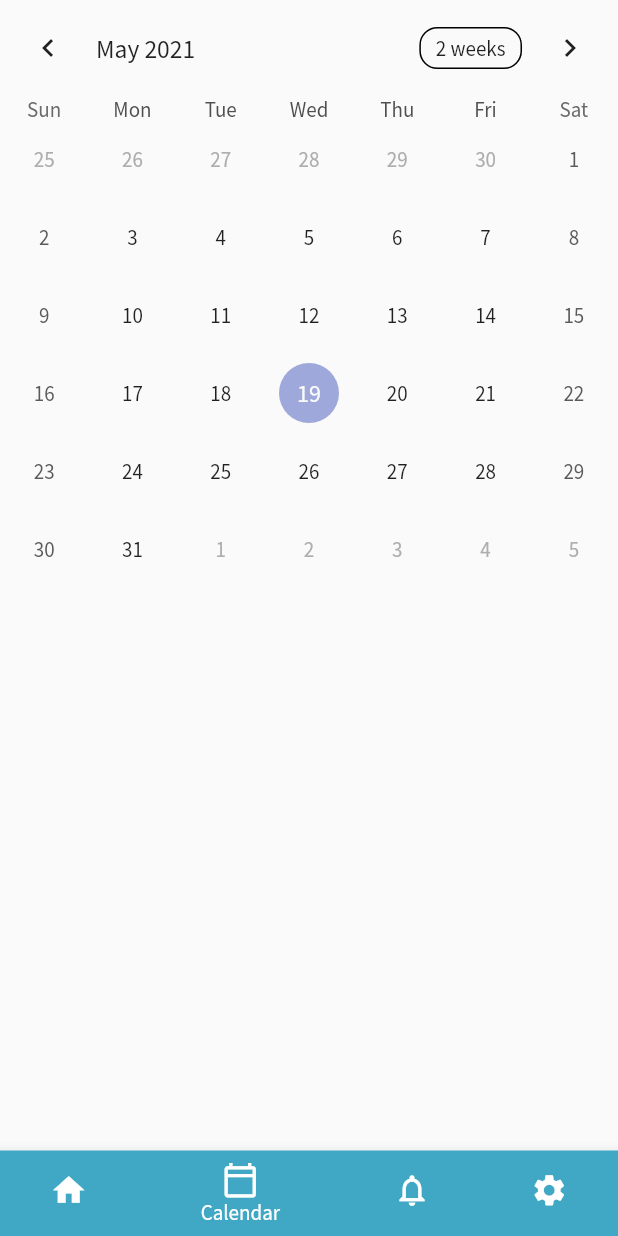
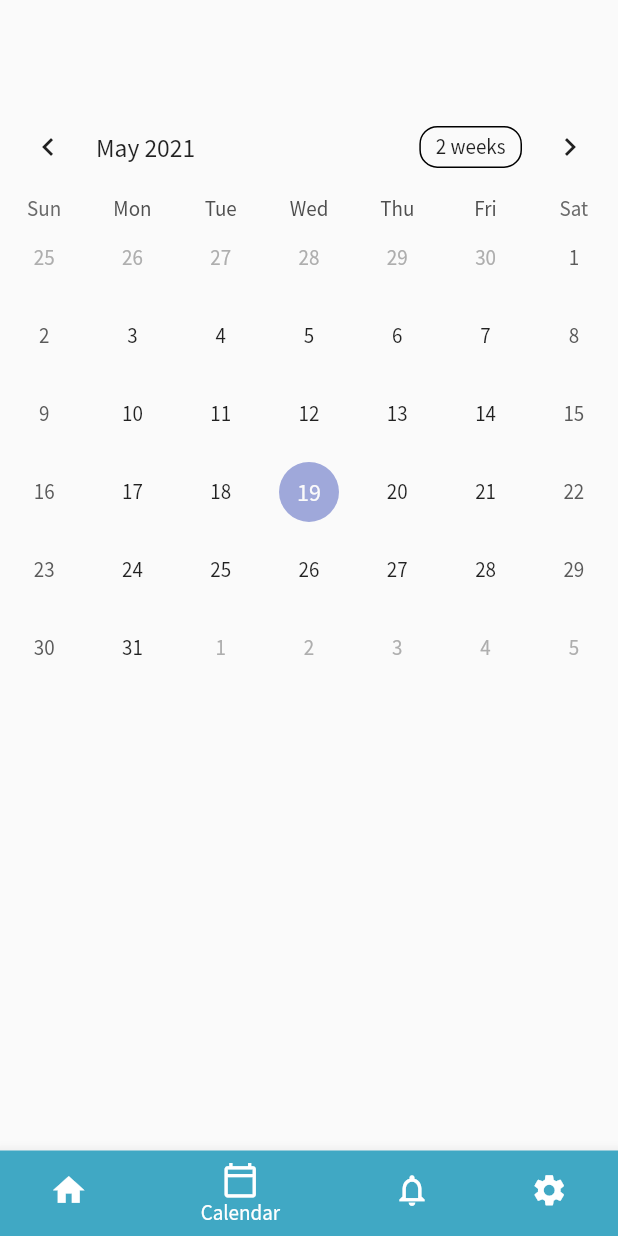
Before and after one commit to iMaro40/CS192_S2_Group5, a Flutter app: the screen it shows once a user with an empty profile is signed in, item 2 of the bottom bar chosen, on a phone screen of 412 x 824 dp. Run offline on Flutter 3.47's test engine with Material 2 defaults, Android fonts, the phone set to English and light mode, and no system bars; drawn by our look-alikes of table_calendar; our stand-ins replace cloud_firestore, firebase_auth, firebase_core, ionicons; missing offline and left inert: dart:ffi; accounts and stored records are empty.

Commit message:
Fix UI bugs

```diff
--- a/lib/views/calendar.dart
+++ b/lib/views/calendar.dart
@@ -16,7 +16,12 @@ class _Calendar extends State<Calendar> {
   @override
   Widget build(BuildContext context) {
     return Scaffold(
-      body: TableCalendar(
+      resizeToAvoidBottomInset: true,
+        body: SingleChildScrollView(
+        child: Column(
+          children: [
+            SizedBox(height:MediaQuery.of(context).size.height * 0.08),
+            TableCalendar(
               firstDay: kFirstDay,
               lastDay: kLastDay,
               focusedDay: _focusedDay,
@@ -51,6 +56,9 @@ class _Calendar extends State<Calendar> {
                 _focusedDay = focusedDay;
               },
             ),
+          ],
+        )
+      ),
     );
   }
 }
```
Lines whose indentation alone changed are shown as unchanged.
